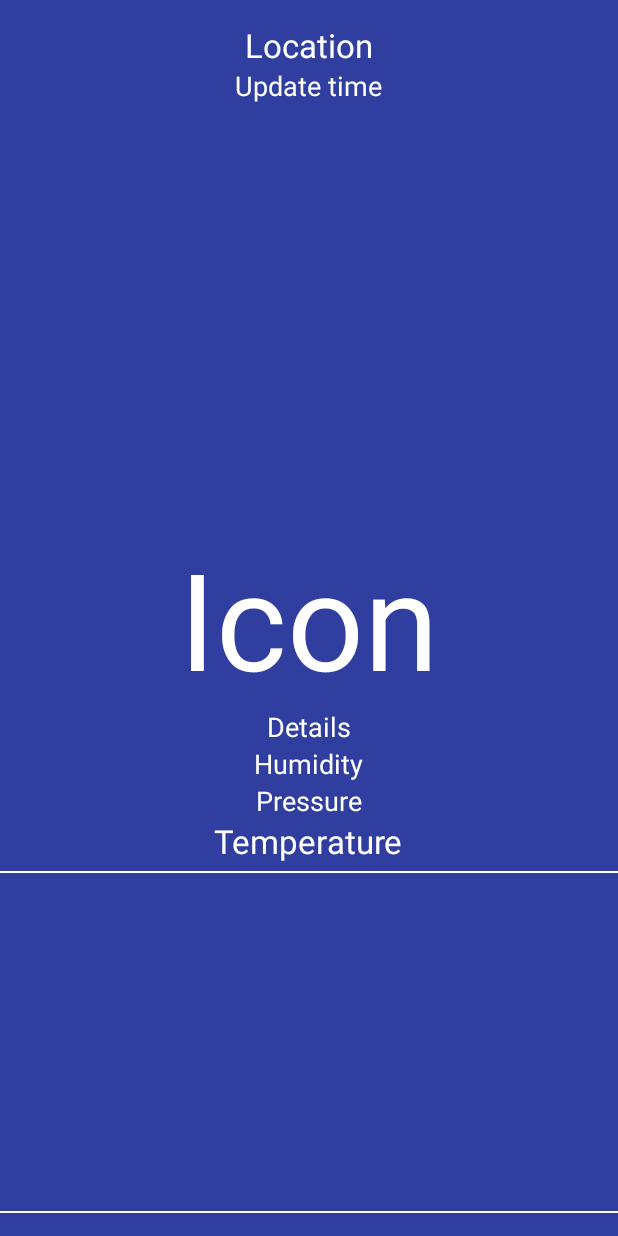
After one commit to FostVlad/Weather, an Android app: the layout weather_detail.xml on its own in the app's theme, with its tools: preview values and no code run, on a phone screen of 412 x 824 dp. The commit adds this screen. Run offline under Robolectric (Android 15) with nearby library versions, the phone set to English and light mode, and no system bars; network calls fail.

Commit message:
add progress bar and fragment for weather details

```diff
--- /dev/null
+++ b/app/src/main/res/layout/weather_detail.xml
@@ -0,0 +1,104 @@
+<?xml version="1.0" encoding="utf-8"?>
+<RelativeLayout xmlns:android="http://schemas.android.com/apk/res/android"
+    android:layout_width="match_parent"
+    android:layout_height="match_parent"
+    android:background="@color/colorPrimaryDark"
+    android:paddingTop="15sp"
+    android:paddingBottom="15sp">
+
+    <TextView
+        android:id="@+id/location"
+        android:layout_width="wrap_content"
+        android:layout_height="wrap_content"
+        android:textAppearance="?android:attr/textAppearanceLarge"
+        android:layout_alignParentTop="true"
+        android:layout_centerHorizontal="true"
+        android:textColor="@android:color/white"
+        android:text="@string/location"/>
+
+    <TextView
+        android:id="@+id/update_time"
+        android:layout_width="wrap_content"
+        android:layout_height="wrap_content"
+        android:textAppearance="?android:attr/textAppearanceMedium"
+        android:layout_below="@+id/location"
+        android:layout_centerHorizontal="true"
+        android:textColor="@android:color/white"
+        android:text="@string/update_time"/>
+
+    <TextView
+        android:id="@+id/weather_icon"
+        android:layout_width="wrap_content"
+        android:layout_height="wrap_content"
+        android:textAppearance="?android:attr/textAppearanceLarge"
+        android:textSize="90sp"
+        android:layout_centerVertical="true"
+        android:layout_centerHorizontal="true"
+        android:textColor="@android:color/white"
+        android:text="@string/icon"/>
+
+    <TextView
+        android:id="@+id/details"
+        android:layout_width="wrap_content"
+        android:layout_height="wrap_content"
+        android:textAppearance="?android:attr/textAppearanceMedium"
+        android:layout_below="@+id/weather_icon"
+        android:layout_centerHorizontal="true"
+        android:textColor="@android:color/white"
+        android:text="@string/details"/>
+
+    <TextView
+        android:id="@+id/humidity"
+        android:layout_width="wrap_content"
+        android:layout_height="wrap_content"
+        android:textAppearance="?android:attr/textAppearanceMedium"
+        android:layout_below="@+id/details"
+        android:layout_centerHorizontal="true"
+        android:textColor="@android:color/white"
+        android:text="@string/humidity"/>
+
+    <TextView
+        android:id="@+id/pressure"
+        android:layout_width="wrap_content"
+        android:layout_height="wrap_content"
+        android:textAppearance="?android:attr/textAppearanceMedium"
+        android:layout_below="@+id/humidity"
+        android:layout_centerHorizontal="true"
+        android:textColor="@android:color/white"
+        android:text="@string/pressure"/>
+
+    <TextView
+        android:id="@+id/temperature"
+        android:layout_width="wrap_content"
+        android:layout_height="wrap_content"
+        android:textAppearance="?android:attr/textAppearanceLarge"
+        android:textStyle="normal"
+        android:layout_below="@id/pressure"
+        android:layout_centerHorizontal="true"
+        android:textColor="@android:color/white"
+        android:text="@string/temperature"/>
+
+    <View
+        android:id="@+id/devider_top"
+        android:layout_width="match_parent"
+        android:layout_height="1dp"
+        android:layout_marginTop="5sp"
+        android:layout_below="@id/temperature"
+        android:background="@android:color/white"/>
+
+    <android.support.v7.widget.RecyclerView
+        android:id="@+id/forecastday"
+        android:layout_width="match_parent"
+        android:layout_height="wrap_content"
+        android:overScrollMode="never"
+        android:layout_below="@id/devider_top"
+        android:layout_above="@id/devider_bottom"/>
+
+    <View
+        android:id="@+id/devider_bottom"
+        android:layout_width="match_parent"
+        android:layout_height="1dp"
+        android:layout_alignParentBottom="true"
+        android:background="@android:color/white"/>
+
+</RelativeLayout>
--- a/build.gradle
+++ b/build.gradle
@@ -7,7 +7,7 @@ buildscript {
         jcenter()
     }
     dependencies {
-        classpath 'com.android.tools.build:gradle:3.0.0-beta3'
+        classpath 'com.android.tools.build:gradle:3.0.0-beta4'
 
 
         // NOTE: Do not place your application dependencies here; they belong
```
Also changed, not shown: app/src/main/java/com/goloveschenko/weather/activity/WeatherActivity.java (+45 -69 lines), app/src/main/java/com/goloveschenko/weather/fragment/WeatherDetailFragment.java (added, +102 -0 lines), app/src/main/res/layout/activity_weather.xml (+10 -93 lines).
